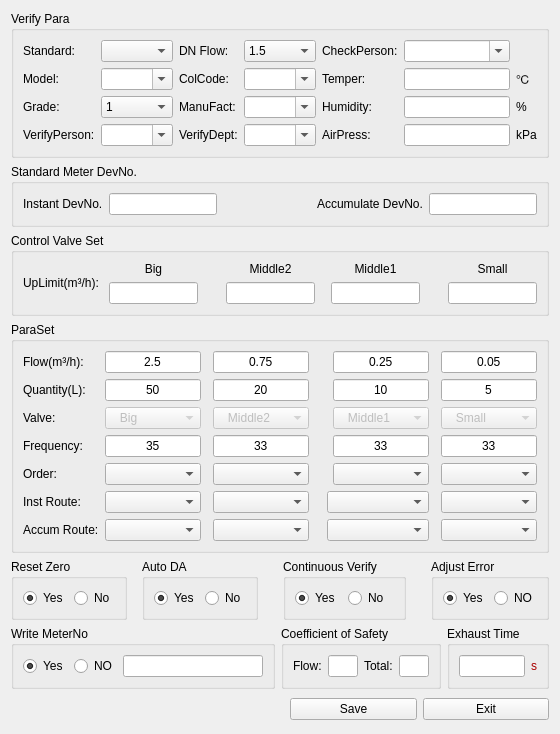
First picture: the form in source/systemset/systemsetdlg/ui/parasetdlg.ui, repository flimmy78/qtverify, before the edit.
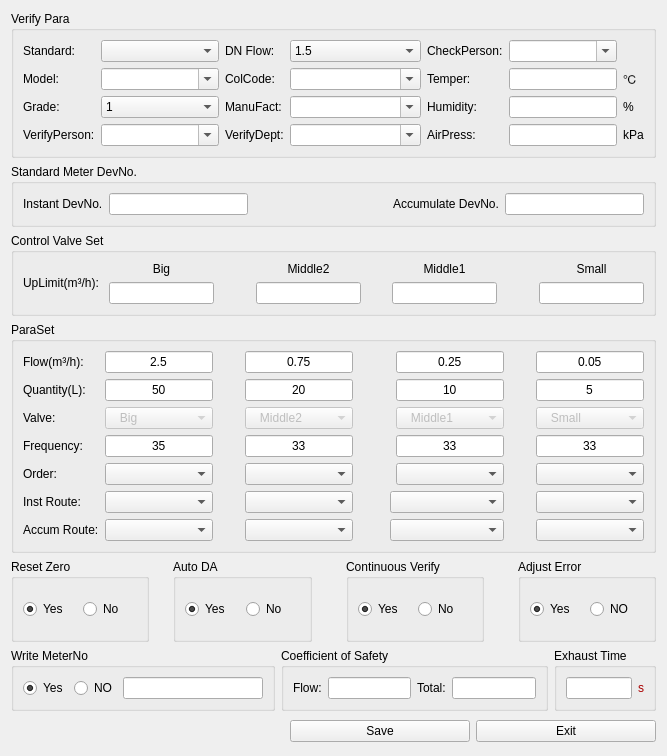
Second picture: the form after the edit. Icons and pictures are not drawn.

```diff
--- a/source/systemset/systemsetdlg/ui/parasetdlg.ui
+++ b/source/systemset/systemsetdlg/ui/parasetdlg.ui
@@ -9,8 +9,8 @@
    <rect>
     <x>0</x>
     <y>0</y>
-    <width>556</width>
-    <height>662</height>
+    <width>667</width>
+    <height>756</height>
    </rect>
   </property>
   <property name="windowTitle">
```
Left out of the diff: 4 changed lines with no effect on the pictures.
